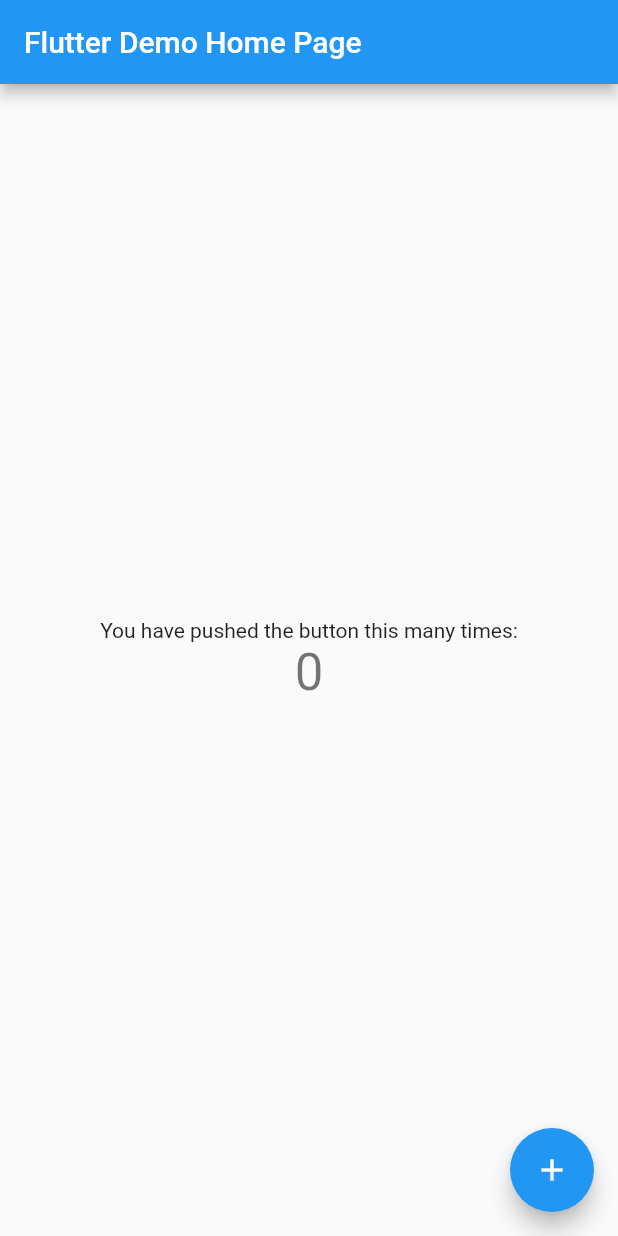
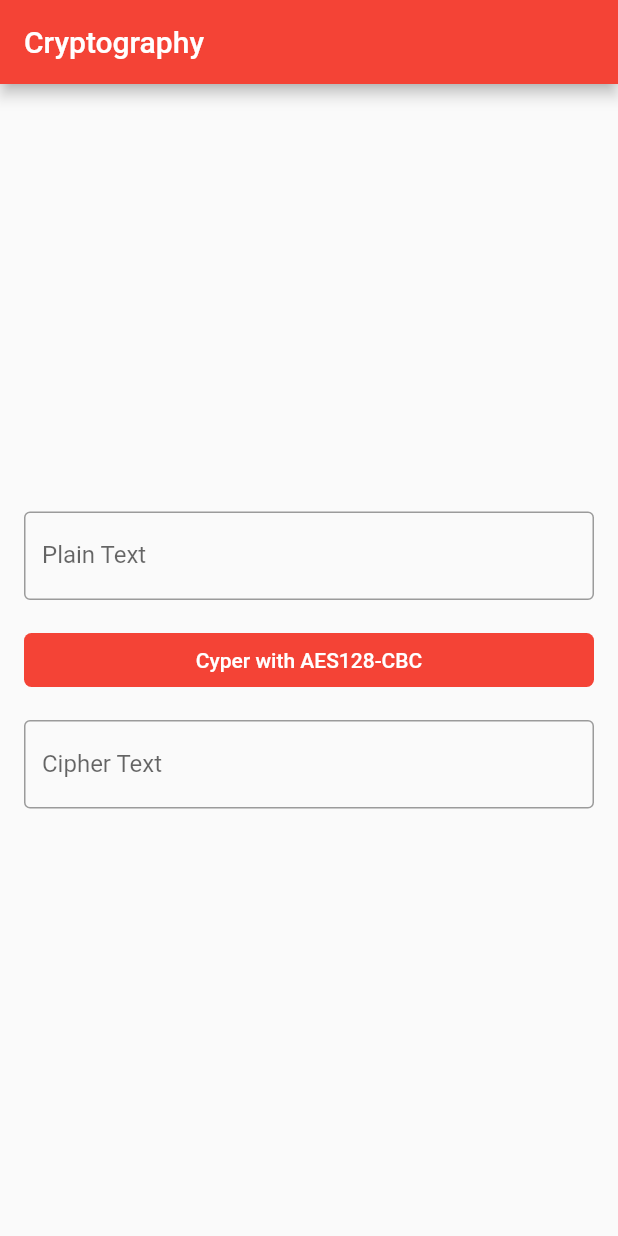
Before and after one commit to MOON-HJ/flutter_crypto_example_app, a Flutter app: the screen it shows after launch, on a phone screen of 412 x 824 dp. Run offline on Flutter 3.47's test engine with Material 2 defaults, Android fonts, the phone set to English and light mode, and no system bars.

Commit message:
feat : view 적용

```diff
--- a/lib/main.dart
+++ b/lib/main.dart
@@ -1,5 +1,6 @@
 import 'package:flutter/material.dart';
 
+const Color tintColor = Colors.red;
 void main() {
   runApp(MyApp());
 }
@@ -9,40 +10,18 @@ class MyApp extends StatelessWidget {
   @override
   Widget build(BuildContext context) {
     return MaterialApp(
-      title: 'Flutter Demo',
+      title: 'Cryptography',
       theme: ThemeData(
-        // This is the theme of your application.
-        //
-        // Try running your application with "flutter run". You'll see the
-        // application has a blue toolbar. Then, without quitting the app, try
-        // changing the primarySwatch below to Colors.green and then invoke
-        // "hot reload" (press "r" in the console where you ran "flutter run",
-        // or simply save your changes to "hot reload" in a Flutter IDE).
-        // Notice that the counter didn't reset back to zero; the application
-        // is not restarted.
-        primarySwatch: Colors.blue,
-        // This makes the visual density adapt to the platform that you run
-        // the app on. For desktop platforms, the controls will be smaller and
-        // closer together (more dense) than on mobile platforms.
+        primarySwatch: tintColor,
         visualDensity: VisualDensity.adaptivePlatformDensity,
       ),
-      home: MyHomePage(title: 'Flutter Demo Home Page'),
+      home: MyHomePage(title: 'Cryptography'),
     );
   }
 }
 
 class MyHomePage extends StatefulWidget {
   MyHomePage({Key key, this.title}) : super(key: key);
-
-  // This widget is the home page of your application. It is stateful, meaning
-  // that it has a State object (defined below) that contains fields that affect
-  // how it looks.
-
-  // This class is the configuration for the state. It holds the values (in this
-  // case the title) provided by the parent (in this case the App widget) and
-  // used by the build method of the State. Fields in a Widget subclass are
-  // always marked "final".
-
   final String title;
 
   @override
@@ -51,67 +30,59 @@ class MyHomePage extends StatefulWidget {
 
 class _MyHomePageState extends State<MyHomePage> {
   int _counter = 0;
+  String _text = "";
+  final plainText = TextEditingController();
+  final cipherText = TextEditingController();
 
-  void _incrementCounter() {
+  void _encrypt() {
     setState(() {
-      // This call to setState tells the Flutter framework that something has
-      // changed in this State, which causes it to rerun the build method below
-      // so that the display can reflect the updated values. If we changed
-      // _counter without calling setState(), then the build method would not be
-      // called again, and so nothing would appear to happen.
-      _counter++;
+      cipherText.text = plainText.text;
     });
   }
 
   @override
   Widget build(BuildContext context) {
-    // This method is rerun every time setState is called, for instance as done
-    // by the _incrementCounter method above.
-    //
-    // The Flutter framework has been optimized to make rerunning build methods
-    // fast, so that you can just rebuild anything that needs updating rather
-    // than having to individually change instances of widgets.
     return Scaffold(
       appBar: AppBar(
-        // Here we take the value from the MyHomePage object that was created by
-        // the App.build method, and use it to set our appbar title.
         title: Text(widget.title),
       ),
-      body: Center(
-        // Center is a layout widget. It takes a single child and positions it
-        // in the middle of the parent.
+      body: Container(
+        margin: EdgeInsets.all(16.0),
+        child: Center(
           child: Column(
-          // Column is also a layout widget. It takes a list of children and
-          // arranges them vertically. By default, it sizes itself to fit its
-          // children horizontally, and tries to be as tall as its parent.
-          //
-          // Invoke "debug painting" (press "p" in the console, choose the
-          // "Toggle Debug Paint" action from the Flutter Inspector in Android
-          // Studio, or the "Toggle Debug Paint" command in Visual Studio Code)
-          // to see the wireframe for each widget.
-          //
-          // Column has various properties to control how it sizes itself and
-          // how it positions its children. Here we use mainAxisAlignment to
-          // center the children vertically; the main axis here is the vertical
-          // axis because Columns are vertical (the cross axis would be
-          // horizontal).
+            crossAxisAlignment: CrossAxisAlignment.start,
             mainAxisAlignment: MainAxisAlignment.center,
             children: <Widget>[
-            Text(
-              'You have pushed the button this many times:',
+              TextField(
+                  controller: plainText,
+                  decoration: InputDecoration(
+                    border: OutlineInputBorder(),
+                    labelText: 'Plain Text',
+                  )),
+              SizedBox(height: 16.0),
+              FlatButton(
+                minWidth: double.infinity,
+                child: Text(
+                  'Cyper with AES128-CBC',
+                  style: TextStyle(color: Colors.white),
                 ),
-            Text(
-              '$_counter',
-              style: Theme.of(context).textTheme.headline4,
+                color: tintColor,
+                shape: RoundedRectangleBorder(
+                  borderRadius: BorderRadius.circular(5.0),
                 ),
+                onPressed: _encrypt,
+              ),
+              SizedBox(height: 16.0),
+              TextField(
+                  controller: cipherText,
+                  decoration: InputDecoration(
+                    border: OutlineInputBorder(),
+                    labelText: 'Cipher Text',
+                  )),
             ],
           ),
         ),
-      floatingActionButton: FloatingActionButton(
-        onPressed: _incrementCounter,
-        tooltip: 'Increment',
-        child: Icon(Icons.add),
-      ), // This trailing comma makes auto-formatting nicer for build methods.
+      ),
     );
   }
 }
```
Lines whose indentation alone changed are shown as unchanged.
